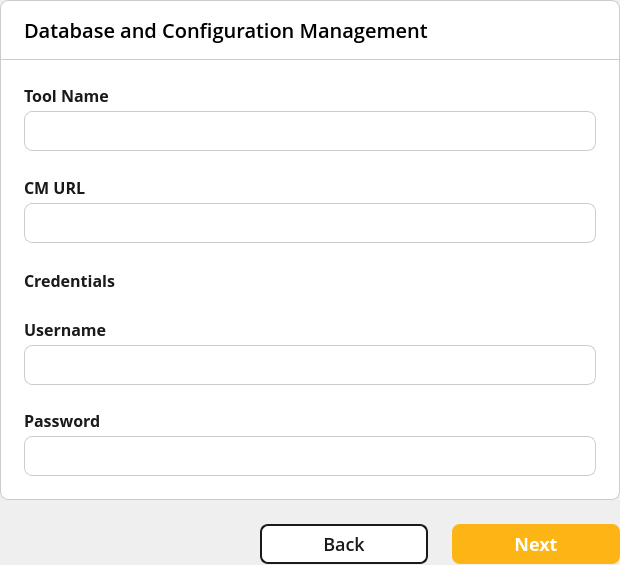
This is CREAiT/Source-Code/graphics/Project/Create/databaseconfigurationpanel.ui in densteph0411-dev/CREAiT as Qt 5 draws it before an edit. The edited form follows.
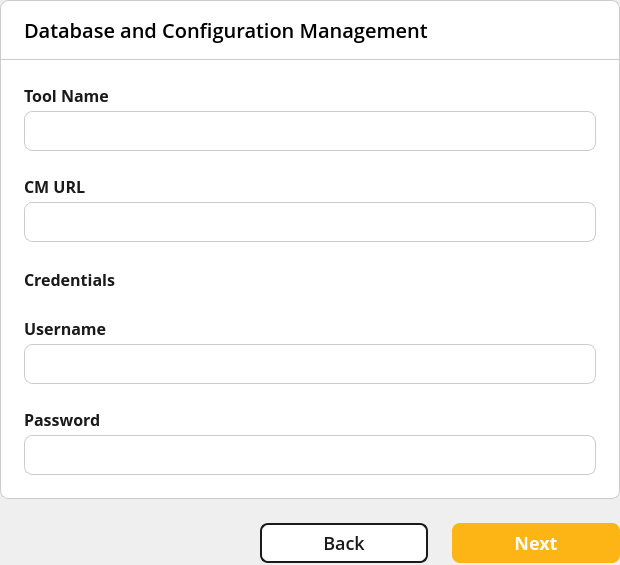
This is the edited form. Icons and pictures are not drawn. Custom widgets are drawn as their Qt base class.

Patch:
```diff
--- a/CREAiT/Source-Code/graphics/Project/Create/databaseconfigurationpanel.ui
+++ b/CREAiT/Source-Code/graphics/Project/Create/databaseconfigurationpanel.ui
@@ -306,7 +306,7 @@
         <property name="minimumSize">
          <size>
           <width>0</width>
-          <height>440</height>
+          <height>0</height>
          </size>
         </property>
         <property name="maximumSize">
```
